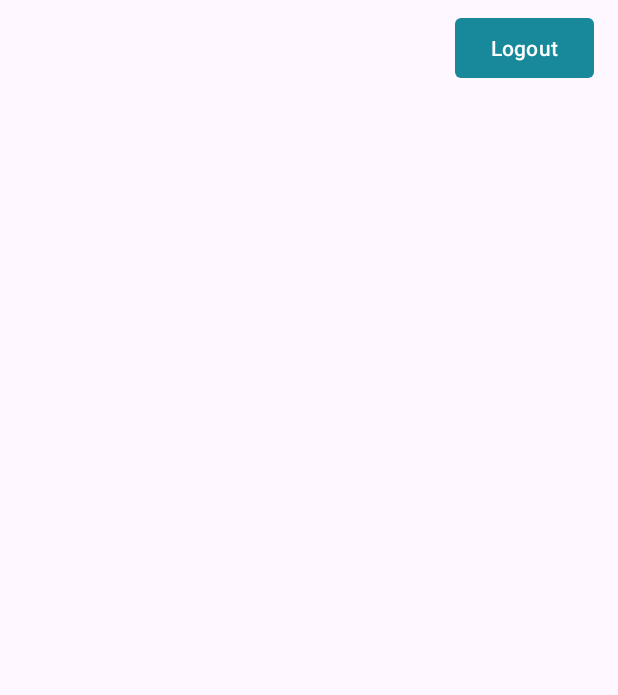
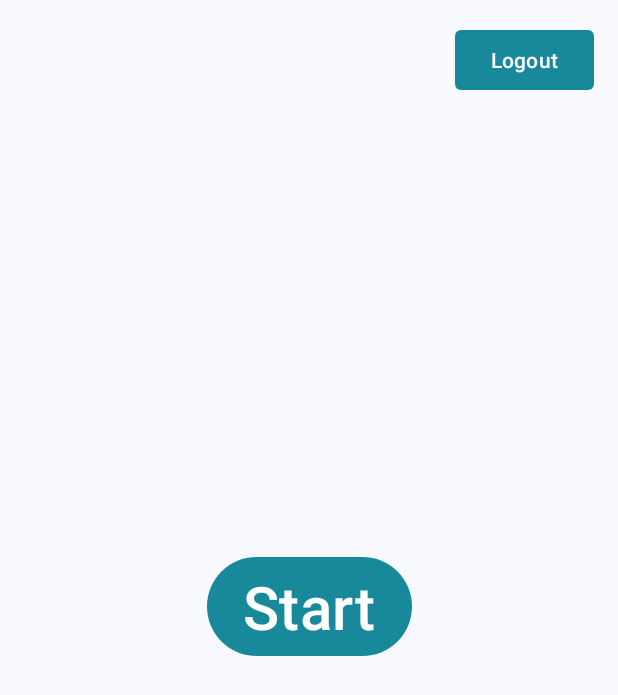
Before and after one commit to AlxKovlv/GeoClock, an Android app: the HomeFragment screen opened through its navigation route, on a phone screen of 412 x 824 dp. Shown: the top 695 px of the screen. Run offline under Robolectric (Android 15) with nearby library versions, the phone set to English and light mode, and no system bars; our stand-ins replace Firebase (no records; nobody signed in at launch, a user with empty details on screens opened directly); libraries missing offline, so code that uses them is left out: com.google.rpc.context.

Commit message:
in progress: admin type user

```diff
--- a/app/build.gradle.kts
+++ b/app/build.gradle.kts
@@ -67,10 +67,14 @@ dependencies {
     implementation ("org.jetbrains.kotlinx:kotlinx-coroutines-play-services:1.7.3")
 
     //Firebase
-    implementation(platform("com.google.firebase:firebase-bom:32.7.3"))
+    implementation(platform("com.google.firebase:firebase-bom:32.7.4"))
     implementation("com.google.firebase:firebase-firestore-ktx:24.10.3")
     implementation("com.google.firebase:firebase-analytics")
     implementation("com.google.firebase:firebase-auth-ktx:22.3.1")
 
+    //Coroutines
+    implementation ("org.jetbrains.kotlinx:kotlinx-coroutines-android:1.7.3")
+
+
 
 }
--- a/app/src/main/java/com/example/geoclock/model/User.kt
+++ b/app/src/main/java/com/example/geoclock/model/User.kt
@@ -1,4 +1,6 @@
 package com.example.geoclock.model
 
-data class User(val name:String="", val email:String="", val phone:String?="") {
-}
+data class User(val name:String="",
+                val email:String="",
+                val phone:String?=""
+){}
--- a/app/src/main/java/com/example/geoclock/repos/AuthRepository.kt
+++ b/app/src/main/java/com/example/geoclock/repos/AuthRepository.kt
@@ -7,9 +7,6 @@ interface AuthRepository {
 
     suspend fun currentUser() : Resource<User>
     suspend fun login(email:String, password:String) : Resource<User>
-    suspend fun createUser(userName:String,
-                           userEmail:String,
-                           userPhone:String,
-                           userLoginPass:String) : Resource<User>
+    suspend fun createUser(userName:String, userEmail:String, userPhone:String, userLoginPass:String) : Resource<User>
     fun logout()
 }
--- a/app/src/main/res/drawable/outline_add_24.xml
+++ /dev/null
@@ -1,5 +0,0 @@
-<vector android:height="24dp" android:tint="#000000"
-    android:viewportHeight="960" android:viewportWidth="960"
-    android:width="24dp" xmlns:android="http://schemas.android.com/apk/res/android">
-    <path android:fillColor="@android:color/white" android:pathData="M440,520L200,520L200,440L440,440L440,200L520,200L520,440L760,440L760,520L520,520L520,760L440,760L440,520Z"/>
-</vector>
--- a/app/src/main/res/drawable/outline_arrow_top_left_24.xml
+++ /dev/null
@@ -1,5 +0,0 @@
-<vector xmlns:android="http://schemas.android.com/apk/res/android" android:height="24dp" android:tint="#000000" android:viewportHeight="960" android:viewportWidth="960" android:width="24dp">
-
-    <path android:fillColor="@android:color/white" android:pathData="M680,800L680,400L313,400L457,544L401,601L160,360L400,120L457,177L313,320L760,320L760,800L680,800Z"/>
-
-</vector>
--- a/app/src/main/res/layout/activity_main.xml
+++ b/app/src/main/res/layout/activity_main.xml
@@ -2,6 +2,7 @@
 <androidx.constraintlayout.widget.ConstraintLayout xmlns:android="http://schemas.android.com/apk/res/android"
     xmlns:app="http://schemas.android.com/apk/res-auto"
     xmlns:tools="http://schemas.android.com/tools"
+    android:background="@color/ghostWhiteColor"
     android:layout_width="match_parent"
     android:layout_height="match_parent"
     tools:context=".ui.MainActivity">
--- a/app/src/main/res/layout/add_task_dialog.xml
+++ b/app/src/main/res/layout/add_task_dialog.xml
@@ -8,8 +8,8 @@
         android:layout_width="match_parent"
         android:layout_height="64dp"
         android:scaleType="center"
-        android:background="#ffb3"
-        android:src="@mipmap/ic_launcher" />
+        android:background="@color/blueberryColor"
+        />
 
     <EditText
         android:layout_width="match_parent"
@@ -18,7 +18,7 @@
         android:layout_marginStart="4dp"
         android:layout_marginEnd="4dp"
         android:layout_marginBottom="16dp"
-        android:hint="Enter mission text"
+        android:hint="Enter text"
         android:gravity="center"
         android:id="@+id/mission_txt"/>
 </LinearLayout>
--- a/app/src/main/res/layout/fragment_home.xml
+++ b/app/src/main/res/layout/fragment_home.xml
@@ -1,40 +1,41 @@
 <?xml version="1.0" encoding="utf-8"?>
-<androidx.coordinatorlayout.widget.CoordinatorLayout android:layout_width="match_parent"
-    android:layout_height="match_parent"
+<androidx.coordinatorlayout.widget.CoordinatorLayout
     xmlns:android="http://schemas.android.com/apk/res/android"
     xmlns:app="http://schemas.android.com/apk/res-auto"
-    tools:context=".ui.home.HomeFragment"
-    xmlns:tools="http://schemas.android.com/tools"
-    android:id="@+id/coordinator">
+    android:id="@+id/coordinator"
+    android:layout_width="match_parent"
+    android:layout_height="match_parent">
 
     <androidx.constraintlayout.widget.ConstraintLayout
         android:layout_width="match_parent"
         android:layout_height="match_parent">
 
-        <ProgressBar
-            android:layout_width="wrap_content"
-            android:layout_height="wrap_content"
-            android:visibility="gone"
-            android:id="@+id/progress_bar"
-            app:layout_constraintEnd_toEndOf="parent"
-            app:layout_constraintStart_toStartOf="parent"
-            app:layout_constraintTop_toTopOf="parent"
-            app:layout_constraintBottom_toBottomOf="parent"/>
-
+        <!-- Logout button at the top right corner -->
         <com.google.android.material.button.MaterialButton
             android:id="@+id/btn_log_out"
             android:layout_width="wrap_content"
             android:layout_height="wrap_content"
             android:text="Logout"
             app:cornerRadius="4dp"
+            app:layout_constraintEnd_toEndOf="parent"
+            app:layout_constraintTop_toTopOf="parent"
+            android:layout_marginTop="16dp"
+            android:layout_marginEnd="16dp"/>
+
+        <!-- Big round button at the center of the screen -->
+        <com.google.android.material.button.MaterialButton
+            android:id="@+id/btn_start"
+            android:layout_width="wrap_content"
+            android:layout_height="wrap_content"
+            android:text="Start"
+            android:textSize="40dp"
+            app:cornerRadius="100dp"
             app:layout_constraintBottom_toBottomOf="parent"
             app:layout_constraintEnd_toEndOf="parent"
-            app:layout_constraintHorizontal_bias="0.95"
             app:layout_constraintStart_toStartOf="parent"
             app:layout_constraintTop_toTopOf="parent"
-            app:layout_constraintVertical_bias="0.01" />
+            android:layout_marginBottom="16dp"/>
 
     </androidx.constraintlayout.widget.ConstraintLayout>
 
-
 </androidx.coordinatorlayout.widget.CoordinatorLayout>
--- a/app/src/main/res/layout/fragment_login.xml
+++ b/app/src/main/res/layout/fragment_login.xml
@@ -11,7 +11,7 @@
         android:layout_width="wrap_content"
         android:layout_height="wrap_content"
         android:layout_marginStart="16dp"
-        android:layout_marginTop="32dp"
+        android:layout_marginTop="300dp"
         android:text="Sign In"
         android:textAppearance="@style/TextAppearance.AppCompat.Large"
         app:layout_constraintStart_toStartOf="parent"
@@ -86,7 +86,7 @@
     <TextView
         android:layout_width="wrap_content"
         android:layout_height="wrap_content"
-        android:text="Don't have an acount yet, click to register"
+        android:text="New user registration"
         android:textSize="18sp"
         app:layout_constraintTop_toBottomOf="@+id/buttonLogin"
         app:layout_constraintStart_toStartOf="parent"
--- a/app/src/main/res/navigation/my_nav.xml
+++ b/app/src/main/res/navigation/my_nav.xml
@@ -17,6 +17,10 @@
         <action
             android:id="@+id/action_loginFragment_to_registerFragment"
             app:destination="@id/registerFragment" />
+        <action
+            android:id="@+id/action_loginFragment_to_adminHomeFragment"
+            app:destination="@id/adminHomeFragment"
+            app:popUpTo="@id/my_nav" />
     </fragment>
     <fragment
         android:id="@+id/registerFragment"
@@ -38,4 +42,14 @@
             app:destination="@id/loginFragment"
             app:popUpTo="@id/my_nav" />
     </fragment>
+    <fragment
+        android:id="@+id/adminHomeFragment"
+        android:name="com.example.geoclock.ui.home.AdminHomeFragment"
+        android:label="fragment_home_admin"
+        tools:layout="@layout/fragment_home_admin" >
+        <action
+            android:id="@+id/action_aminHomeFragment_to_loginFragment"
+            app:destination="@id/loginFragment"
+            app:popUpTo="@id/my_nav" />
+    </fragment>
 </navigation>
```
Also changed, not shown: app/src/main/java/com/example/geoclock/model/Card.kt (added, +11 -0 lines), app/src/main/java/com/example/geoclock/repos/CardRepository.kt (added, +17 -0 lines), app/src/main/java/com/example/geoclock/ui/MainActivity.kt (+0 -40 lines), app/src/main/java/com/example/geoclock/ui/home/AdminHomeFragment.kt (added, +42 -0 lines), app/src/main/java/com/example/geoclock/ui/home/AdminHomeViewModel.kt (added, +19 -0 lines), app/src/main/java/com/example/geoclock/ui/home/CardsAdapter.kt (added, +59 -0 lines), app/src/main/java/com/example/geoclock/util/GetGeolocation.kt (added, +33 -0 lines), app/src/main/res/layout/card_layout.xml (added, +77 -0 lines), app/src/main/res/layout/fragment_home_admin.xml (added, +80 -0 lines), app/src/main/res/layout/task_layout.xml (deleted, +0 -34 lines).
